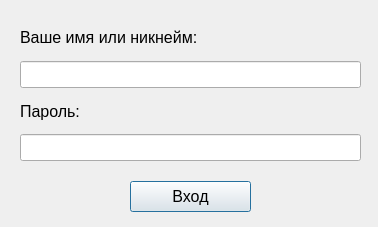
sholpan4/Project_2, file NetChat/gui/login_window.ui: the form before one commit.
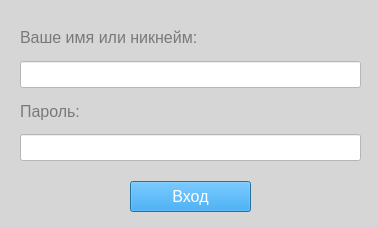
The form after the commit.

Commit message:
Login_window design added stylesheet
Login_window design added stylesheet

Patch:
```diff
--- a/NetChat/gui/login_window.ui
+++ b/NetChat/gui/login_window.ui
@@ -2,6 +2,10 @@
 <ui version="4.0">
  <class>Dialog</class>
  <widget class="QDialog" name="Dialog">
+  <property name="styleSheet">
+    <string notr="true">background-color: rgb(214, 214, 214); color: rgb(121, 121, 121);
+    </string>
+  </property>
   <property name="geometry">
    <rect>
     <x>0</x>
@@ -22,6 +26,10 @@
      <height>141</height>
     </rect>
    </property>
+   <property name="styleSheet">
+     <string notr="true">background-color: rgb(214, 214, 214); color: rgb(121, 121, 121);
+     </string>
+   </property>
    <layout class="QVBoxLayout" name="verticalLayout">
     <item>
      <widget class="QLabel" name="label">
@@ -37,6 +45,9 @@
     </item>
     <item>
      <widget class="QLineEdit" name="Nickname">
+     <property name="styleSheet">
+        <string notr="true">background-color: rgb(255, 255, 255); color: rgb(4, 51, 255);</string>
+      </property>
       <property name="font">
        <font>
         <pointsize>12</pointsize>
@@ -58,6 +69,9 @@
     </item>
     <item>
      <widget class="QLineEdit" name="Password">
+     <property name="styleSheet">
+        <string notr="true">background-color: rgb(255, 255, 255); color: rgb(4, 51, 255);</string>
+      </property>
       <property name="font">
        <font>
         <pointsize>12</pointsize>
@@ -68,6 +82,9 @@
    </layout>
   </widget>
   <widget class="QPushButton" name="Login">
+   <property name="styleSheet">
+     <string notr="true">background-color: rgb(0, 150, 255); color: rgb(255, 255, 255);</string>
+   </property>
    <property name="geometry">
     <rect>
      <x>130</x>
```
The commit also changes 14 other files.
